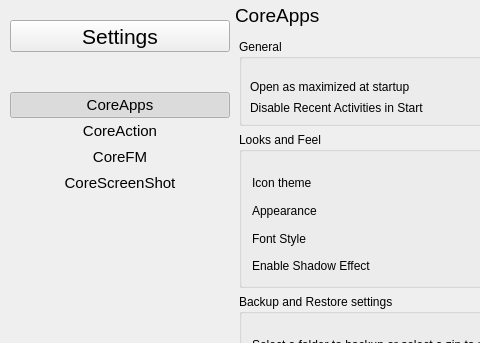
Qt form settings.ui (rahmanshaber/settings) before a commit; both pictures show x 0 to 480 and y 0 to 343 of the 887 by 544 pixel window.
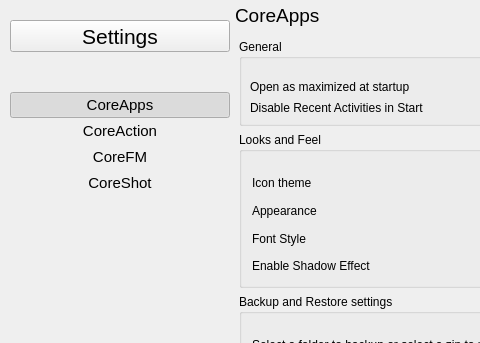
The same form after that commit. Icons and pictures are not drawn.

```diff
--- a/settings.ui
+++ b/settings.ui
@@ -418,7 +418,7 @@
          <enum>Qt::NoFocus</enum>
         </property>
         <property name="text">
-         <string>CoreScreenShot</string>
+         <string>CoreShot</string>
         </property>
         <property name="iconSize">
          <size>
```
Left out of the diff: 10 changed lines with no effect on the pictures.
